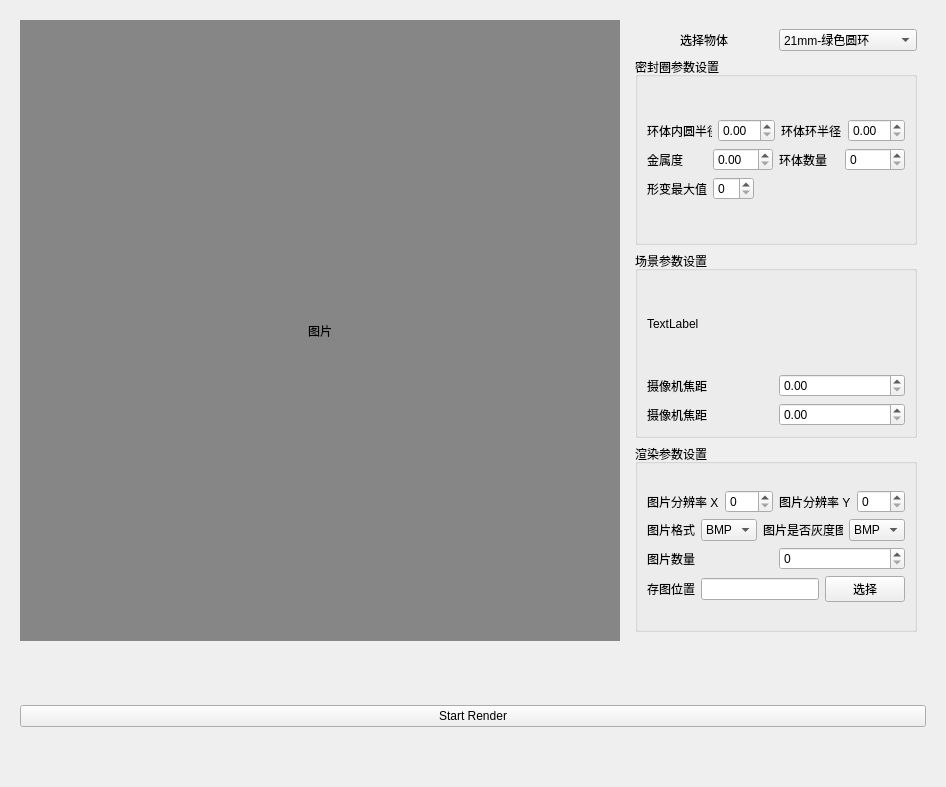
Before: the Qt Designer form ui/para_settings.ui in conf-haolee/auto-render-with-bpy, drawn with Qt 5.
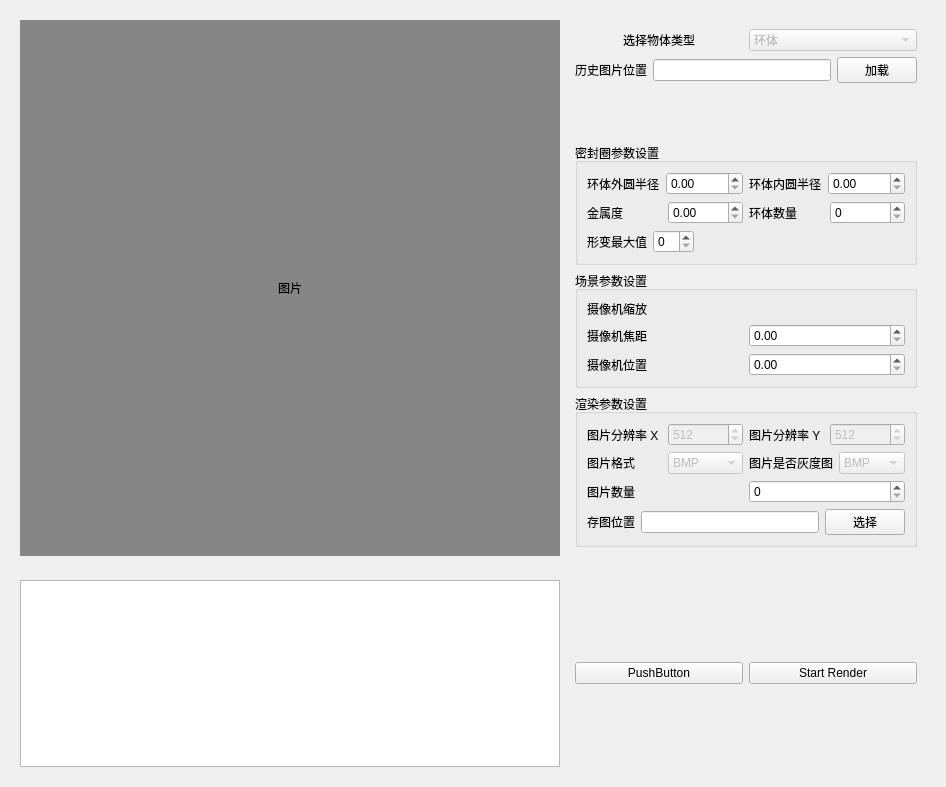
After: the same form once the commit is applied.

Commit message: 更新ui 界面； 添加检测真实环体尺寸；简易自动渲染生成单张图片

Diff of the .ui file:
```diff
--- a/ui/para_settings.ui
+++ b/ui/para_settings.ui
@@ -40,7 +40,7 @@
        <widget class="QWidget" name="widget_up_right" native="true">
         <property name="maximumSize">
          <size>
-          <width>300</width>
+          <width>360</width>
           <height>16777215</height>
          </size>
         </property>
@@ -50,7 +50,7 @@
            <item>
             <widget class="QLabel" name="select_object_label">
              <property name="text">
-              <string>选择物体</string>
+              <string>选择物体类型</string>
              </property>
              <property name="alignment">
               <set>Qt::AlignCenter</set>
@@ -59,15 +59,61 @@
            </item>
            <item>
             <widget class="QComboBox" name="secect_object_comboBox">
+             <property name="enabled">
+              <bool>false</bool>
+             </property>
+             <property name="layoutDirection">
+              <enum>Qt::LeftToRight</enum>
+             </property>
+             <property name="editable">
+              <bool>false</bool>
+             </property>
              <item>
               <property name="text">
-               <string>21mm-绿色圆环</string>
+               <string>环体</string>
               </property>
              </item>
             </widget>
            </item>
           </layout>
          </item>
+         <item>
+          <layout class="QHBoxLayout" name="horizontalLayout_25">
+           <item>
+            <widget class="QLabel" name="label_5">
+             <property name="text">
+              <string>历史图片位置</string>
+             </property>
+            </widget>
+           </item>
+           <item>
+            <widget class="QLineEdit" name="load_image_path_line"/>
+           </item>
+           <item>
+            <widget class="QPushButton" name="load_image_path_btn">
+             <property name="text">
+              <string>加载</string>
+             </property>
+            </widget>
+           </item>
+          </layout>
+         </item>
+         <item>
+          <spacer name="verticalSpacer">
+           <property name="orientation">
+            <enum>Qt::Vertical</enum>
+           </property>
+           <property name="sizeType">
+            <enum>QSizePolicy::Expanding</enum>
+           </property>
+           <property name="sizeHint" stdset="0">
+            <size>
+             <width>20</width>
+             <height>59</height>
+            </size>
+           </property>
+          </spacer>
+         </item>
          <item>
           <widget class="QGroupBox" name="groupBox">
            <property name="title">
@@ -83,12 +129,16 @@
                   <item>
                    <widget class="QLabel" name="major_radius_label">
                     <property name="text">
-                     <string>环体内圆半径</string>
+                     <string>环体外圆半径</string>
                     </property>
                    </widget>
                   </item>
                   <item>
-                   <widget class="QDoubleSpinBox" name="major_radius_dspinbox"/>
+                   <widget class="QDoubleSpinBox" name="outer_circle_radius_dspinbox">
+                    <property name="maximum">
+                     <double>99999.000000000000000</double>
+                    </property>
+                   </widget>
                   </item>
                  </layout>
                 </item>
@@ -97,12 +147,16 @@
                   <item>
                    <widget class="QLabel" name="minor_radius_label">
                     <property name="text">
-                     <string>环体环半径</string>
+                     <string>环体内圆半径</string>
                     </property>
                    </widget>
                   </item>
                   <item>
-                   <widget class="QDoubleSpinBox" name="minor_radius_dspinbox"/>
+                   <widget class="QDoubleSpinBox" name="inner_circle_radius_dspinbox">
+                    <property name="maximum">
+                     <double>99999.000000000000000</double>
+                    </property>
+                   </widget>
                   </item>
                  </layout>
                 </item>
@@ -185,7 +239,7 @@
             <item>
              <widget class="QLabel" name="label_3">
               <property name="text">
-               <string>TextLabel</string>
+               <string>摄像机缩放</string>
               </property>
              </widget>
             </item>
@@ -208,7 +262,7 @@
               <item>
                <widget class="QLabel" name="label_16">
                 <property name="text">
-                 <string>摄像机焦距</string>
+                 <string>摄像机位置</string>
                 </property>
                </widget>
               </item>
@@ -240,7 +294,17 @@
                    </widget>
                   </item>
                   <item>
-                   <widget class="QSpinBox" name="resolution_x_spinbox"/>
+                   <widget class="QSpinBox" name="resolution_x_spinbox">
+                    <property name="enabled">
+                     <bool>false</bool>
+                    </property>
+                    <property name="maximum">
+                     <number>99999</number>
+                    </property>
+                    <property name="value">
+                     <number>512</number>
+                    </property>
+                   </widget>
                   </item>
                  </layout>
                 </item>
@@ -254,7 +318,17 @@
                    </widget>
                   </item>
                   <item>
-                   <widget class="QSpinBox" name="resolution_y_spinbox"/>
+                   <widget class="QSpinBox" name="resolution_y_spinbox">
+                    <property name="enabled">
+                     <bool>false</bool>
+                    </property>
+                    <property name="maximum">
+                     <number>99999</number>
+                    </property>
+                    <property name="value">
+                     <number>512</number>
+                    </property>
+                   </widget>
                   </item>
                  </layout>
                 </item>
@@ -273,6 +347,9 @@
                   </item>
                   <item>
                    <widget class="QComboBox" name="image_format_combobox">
+                    <property name="enabled">
+                     <bool>false</bool>
+                    </property>
                     <item>
                      <property name="text">
                       <string>BMP</string>
@@ -293,6 +370,9 @@
                   </item>
                   <item>
                    <widget class="QComboBox" name="comboBox_2">
+                    <property name="enabled">
+                     <bool>false</bool>
+                    </property>
                     <item>
                      <property name="text">
                       <string>BMP</string>
@@ -331,7 +411,7 @@
                  <widget class="QLineEdit" name="lineEdit"/>
                 </item>
                 <item>
-                 <widget class="QPushButton" name="pushButton">
+                 <widget class="QPushButton" name="choose_save_image_path_btn">
                   <property name="text">
                    <string>选择</string>
                   </property>
@@ -355,23 +435,45 @@
      <property name="maximumSize">
       <size>
        <width>16777215</width>
-       <height>120</height>
+       <height>240</height>
       </size>
      </property>
-     <layout class="QHBoxLayout" name="horizontalLayout_4">
+     <layout class="QHBoxLayout" name="horizontalLayout_3">
       <item>
-       <layout class="QHBoxLayout" name="horizontalLayout_3">
-        <item>
-         <layout class="QVBoxLayout" name="verticalLayout_3"/>
-        </item>
-        <item>
-         <widget class="QPushButton" name="start_render_btn">
-          <property name="text">
-           <string>Start Render</string>
-          </property>
-         </widget>
-        </item>
-       </layout>
+       <widget class="QPlainTextEdit" name="log_plaintext">
+        <property name="sizePolicy">
+         <sizepolicy hsizetype="Preferred" vsizetype="Preferred">
+          <horstretch>0</horstretch>
+          <verstretch>0</verstretch>
+         </sizepolicy>
+        </property>
+       </widget>
+      </item>
+      <item>
+       <widget class="QWidget" name="widget_2" native="true">
+        <property name="maximumSize">
+         <size>
+          <width>360</width>
+          <height>16777215</height>
+         </size>
+        </property>
+        <layout class="QHBoxLayout" name="horizontalLayout_4">
+         <item>
+          <widget class="QPushButton" name="pushButton">
+           <property name="text">
+            <string>PushButton</string>
+           </property>
+          </widget>
+         </item>
+         <item>
+          <widget class="QPushButton" name="start_render_btn">
+           <property name="text">
+            <string>Start Render</string>
+           </property>
+          </widget>
+         </item>
+        </layout>
+       </widget>
       </item>
      </layout>
     </widget>
```
Left out of the diff: 2 changed lines with no effect on the pictures. The commit also changes 13 other files.
